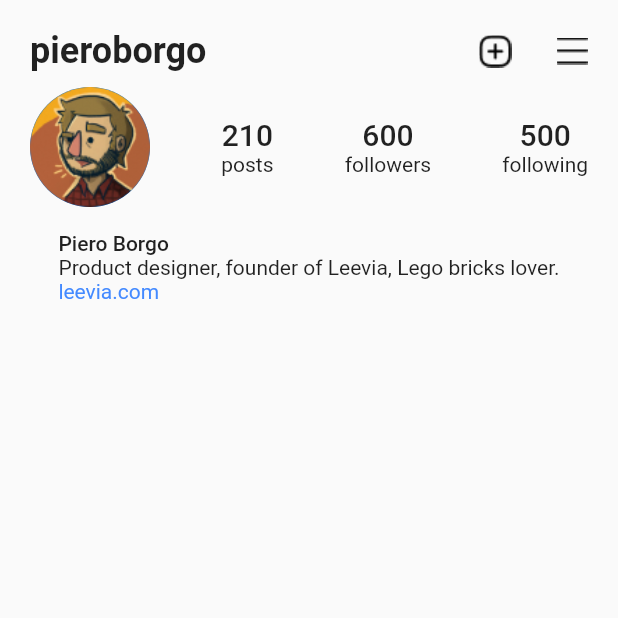
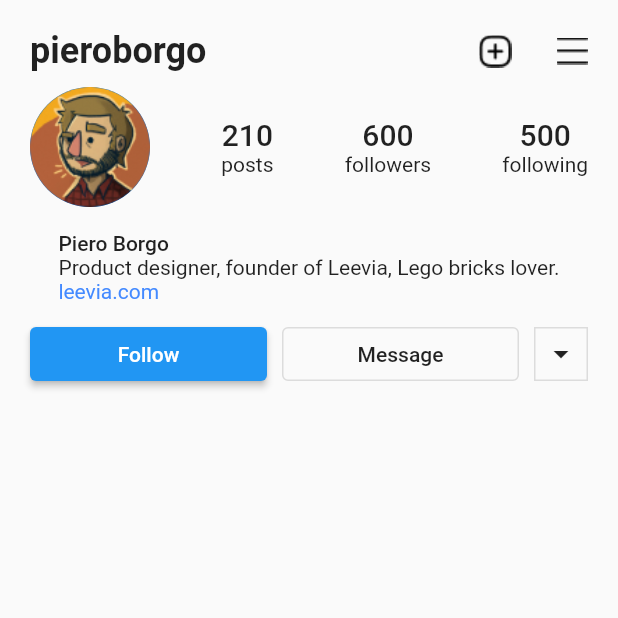
Before and after one commit to CinqueIzumi/Social-Media-Profile-Screen, a Flutter app: the screen it shows after launch, on a phone screen of 412 x 824 dp, the top half of it. Run offline on Flutter 3.47's test engine with Material 2 defaults, Android fonts, the phone set to English and light mode, and no system bars.

Commit message:
Added Interaction Buttons
Added Follow, Message and the dropdown button

```diff
--- a/lib/ui/profile_screen.dart
+++ b/lib/ui/profile_screen.dart
@@ -1,5 +1,6 @@
 import 'package:flutter/material.dart';
 import 'package:social_media_profile_screen/utils/constants.dart';
+import 'package:social_media_profile_screen/widgets/interaction_bar.dart';
 import 'package:social_media_profile_screen/widgets/top_bar.dart';
 import 'package:social_media_profile_screen/widgets/account_info.dart';
 import 'package:social_media_profile_screen/widgets/user_info.dart';
@@ -20,6 +21,8 @@ class ProfileScreen extends StatelessWidget {
                   AccountInfo(),
                   SizedBox(height: 16,),
                   UserInfo(),
+                  SizedBox(height: 10,),
+                  InteractionBar(),
                 ],
               ),
             ),
--- a/lib/utils/constants.dart
+++ b/lib/utils/constants.dart
@@ -6,6 +6,9 @@ const kProfileName = "Piero Borgo";
 const kProfileDesc = "Product designer, founder of Leevia, Lego bricks lover.";
 const kProfileLink = "leevia.com";
 
+const kFollowButton = "Follow";
+const kMessageButton = "Message";
+
 const kPaddingTop = 20.0;
 const kPaddingLeft = 20.0;
 const kPaddingRight = 20.0;
--- /dev/null
+++ b/lib/widgets/interaction_bar.dart
@@ -0,0 +1,49 @@
+import 'package:flutter/material.dart';
+import 'package:social_media_profile_screen/utils/constants.dart';
+
+class InteractionBar extends StatelessWidget {
+  @override
+  Widget build(BuildContext context) {
+    return Row(
+      children: [
+        Expanded(
+          child: ElevatedButton(
+            onPressed: () {},
+            child: Text(kFollowButton),
+          ),
+          flex: 4,
+        ),
+        SizedBox(
+          width: 10,
+        ),
+        Expanded(
+          child: OutlinedButton(
+            onPressed: () {},
+            child: Text(
+              kMessageButton,
+              style: Theme.of(context).textTheme.button,
+            ),
+          ),
+          flex: 4,
+        ),
+        SizedBox(
+          width: 10,
+        ),
+        GestureDetector(
+          onTap: () {},
+          child: Container(
+            padding: EdgeInsets.all(5),
+            child: Icon(Icons.arrow_drop_down),
+            decoration: BoxDecoration(
+              border: Border.all(
+                width: 1,
+                style: BorderStyle.solid,
+                color: Theme.of(context).colorScheme.onSurface.withOpacity(0.12),
+              ),
+            ),
+          ),
+        ),
+      ],
+    );
+  }
+}
```
